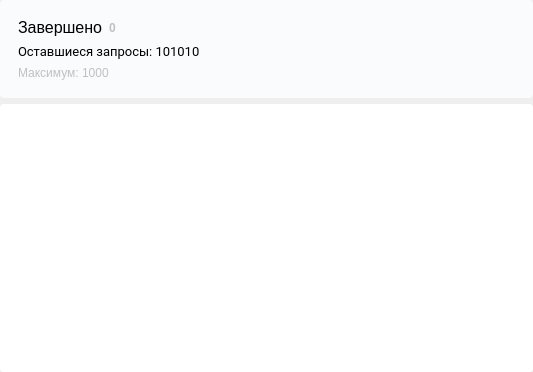
The window that src/finishedwidget.ui (MorganGrieves/VKSender) describes before a commit, drawn with Qt 5.
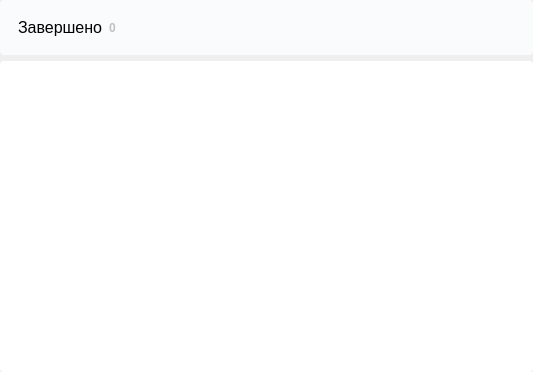
The same window after the commit.

The edit to the form file:
```diff
--- a/src/finishedwidget.ui
+++ b/src/finishedwidget.ui
@@ -126,32 +126,6 @@
            </layout>
           </widget>
          </item>
-         <item>
-          <widget class="QLabel" name="requestCountLabel">
-           <property name="font">
-            <font>
-             <family>Roboto</family>
-             <pointsize>10</pointsize>
-            </font>
-           </property>
-           <property name="styleSheet">
-            <string notr="true">color: black;</string>
-           </property>
-           <property name="text">
-            <string>Оставшиеся запросы: 101010</string>
-           </property>
-          </widget>
-         </item>
-         <item>
-          <widget class="QLabel" name="maxRequestsLabel">
-           <property name="styleSheet">
-            <string notr="true">color:#C0c0c0;</string>
-           </property>
-           <property name="text">
-            <string>Максимум: 1000</string>
-           </property>
-          </widget>
-         </item>
         </layout>
        </widget>
       </item>
@@ -206,9 +180,10 @@
            <x>0</x>
            <y>0</y>
            <width>533</width>
-           <height>271</height>
+           <height>311</height>
           </rect>
          </property>
+         <layout class="QVBoxLayout" name="verticalLayout_2"/>
         </widget>
        </widget>
       </item>
```
